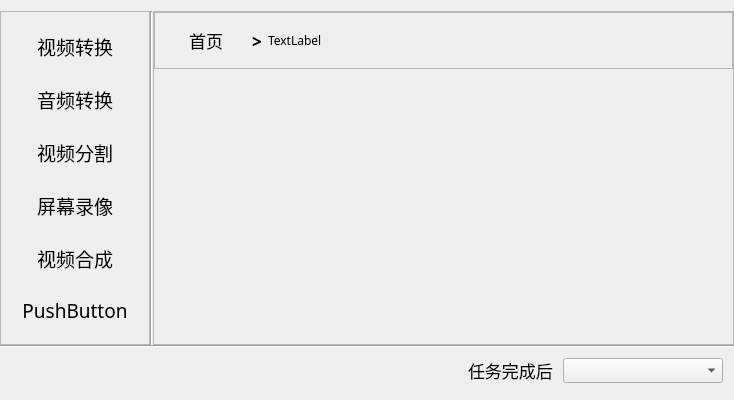
This is VideoTools/AVMainWnd.ui in Mine-Langer/VideoTools as Qt 5 draws it before an edit. The edited form follows.
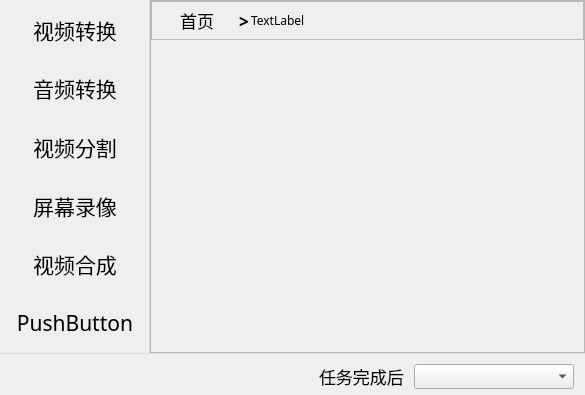
This is the edited form.

The edit to the form file:
```diff
--- a/VideoTools/AVMainWnd.ui
+++ b/VideoTools/AVMainWnd.ui
@@ -6,8 +6,8 @@
    <rect>
     <x>0</x>
     <y>0</y>
-    <width>734</width>
-    <height>400</height>
+    <width>585</width>
+    <height>395</height>
    </rect>
   </property>
   <property name="font">
@@ -25,9 +25,15 @@
    <property name="leftMargin">
     <number>0</number>
    </property>
+   <property name="topMargin">
+    <number>0</number>
+   </property>
    <property name="rightMargin">
     <number>0</number>
    </property>
+   <property name="bottomMargin">
+    <number>0</number>
+   </property>
    <item>
     <widget class="QFrame" name="verticalFrame">
      <layout class="QHBoxLayout" name="horizontalLayout_2">
@@ -65,6 +71,12 @@
           <pointsize>14</pointsize>
          </font>
         </property>
+        <property name="styleSheet">
+         <string notr="true">#frame{
+	border-right:1px solid #DDDDDD;
+	border-top:0px solid #DDDDDD;
+}</string>
+        </property>
         <property name="frameShape">
          <enum>QFrame::StyledPanel</enum>
         </property>
@@ -90,11 +102,17 @@
          <item>
           <widget class="QPushButton" name="btnVideoTrans">
            <property name="sizePolicy">
-            <sizepolicy hsizetype="Preferred" vsizetype="Fixed">
+            <sizepolicy hsizetype="Preferred" vsizetype="Expanding">
              <horstretch>0</horstretch>
              <verstretch>0</verstretch>
             </sizepolicy>
            </property>
+           <property name="font">
+            <font>
+             <family>微软雅黑</family>
+             <pointsize>16</pointsize>
+            </font>
+           </property>
            <property name="text">
             <string>视频转换</string>
            </property>
@@ -112,11 +130,17 @@
          <item>
           <widget class="QPushButton" name="btnAudioTrans">
            <property name="sizePolicy">
-            <sizepolicy hsizetype="Preferred" vsizetype="Fixed">
+            <sizepolicy hsizetype="Preferred" vsizetype="Expanding">
              <horstretch>0</horstretch>
              <verstretch>0</verstretch>
             </sizepolicy>
            </property>
+           <property name="font">
+            <font>
+             <family>微软雅黑</family>
+             <pointsize>16</pointsize>
+            </font>
+           </property>
            <property name="text">
             <string>音频转换</string>
            </property>
@@ -134,11 +158,17 @@
          <item>
           <widget class="QPushButton" name="btnVideoSplit">
            <property name="sizePolicy">
-            <sizepolicy hsizetype="Preferred" vsizetype="Fixed">
+            <sizepolicy hsizetype="Preferred" vsizetype="Expanding">
              <horstretch>0</horstretch>
              <verstretch>0</verstretch>
             </sizepolicy>
            </property>
+           <property name="font">
+            <font>
+             <family>微软雅黑</family>
+             <pointsize>16</pointsize>
+            </font>
+           </property>
            <property name="text">
             <string>视频分割</string>
            </property>
@@ -156,14 +186,15 @@
          <item>
           <widget class="QPushButton" name="btnScreenRecording">
            <property name="sizePolicy">
-            <sizepolicy hsizetype="Preferred" vsizetype="Fixed">
+            <sizepolicy hsizetype="Preferred" vsizetype="Expanding">
              <horstretch>0</horstretch>
              <verstretch>0</verstretch>
             </sizepolicy>
            </property>
            <property name="font">
             <font>
-             <pointsize>14</pointsize>
+             <family>微软雅黑</family>
+             <pointsize>16</pointsize>
             </font>
            </property>
            <property name="text">
@@ -183,11 +214,17 @@
          <item>
           <widget class="QPushButton" name="btnVideoComposite">
            <property name="sizePolicy">
-            <sizepolicy hsizetype="Preferred" vsizetype="Fixed">
+            <sizepolicy hsizetype="Preferred" vsizetype="Expanding">
              <horstretch>0</horstretch>
              <verstretch>0</verstretch>
             </sizepolicy>
            </property>
+           <property name="font">
+            <font>
+             <family>微软雅黑</family>
+             <pointsize>16</pointsize>
+            </font>
+           </property>
            <property name="text">
             <string>视频合成</string>
            </property>
@@ -205,11 +242,17 @@
          <item>
           <widget class="QPushButton" name="pushButton_6">
            <property name="sizePolicy">
-            <sizepolicy hsizetype="Preferred" vsizetype="Fixed">
+            <sizepolicy hsizetype="Preferred" vsizetype="Expanding">
              <horstretch>0</horstretch>
              <verstretch>0</verstretch>
             </sizepolicy>
            </property>
+           <property name="font">
+            <font>
+             <family>微软雅黑</family>
+             <pointsize>16</pointsize>
+            </font>
+           </property>
            <property name="text">
             <string>PushButton</string>
            </property>
@@ -227,13 +270,6 @@
         </layout>
        </widget>
       </item>
-      <item>
-       <widget class="Line" name="line_2">
-        <property name="orientation">
-         <enum>Qt::Vertical</enum>
-        </property>
-       </widget>
-      </item>
       <item>
        <widget class="QFrame" name="frame_2">
         <property name="frameShape">
@@ -273,6 +309,18 @@
             <enum>QFrame::Raised</enum>
            </property>
            <layout class="QHBoxLayout" name="horizontalLayout_3">
+            <property name="spacing">
+             <number>2</number>
+            </property>
+            <property name="leftMargin">
+             <number>5</number>
+            </property>
+            <property name="topMargin">
+             <number>2</number>
+            </property>
+            <property name="bottomMargin">
+             <number>2</number>
+            </property>
             <item>
              <widget class="QPushButton" name="pushButton_7">
               <property name="sizePolicy">
@@ -365,13 +413,6 @@
      </layout>
     </widget>
    </item>
-   <item>
-    <widget class="Line" name="line">
-     <property name="orientation">
-      <enum>Qt::Horizontal</enum>
-     </property>
-    </widget>
-   </item>
    <item>
     <widget class="QFrame" name="horizontalFrame">
      <property name="sizePolicy">
@@ -380,6 +421,12 @@
        <verstretch>0</verstretch>
       </sizepolicy>
      </property>
+     <property name="styleSheet">
+      <string notr="true">#horizontalFrame{
+	border-right:0px solid #DDDDDD;
+	border-top:1px solid #DDDDDD;
+}</string>
+     </property>
      <layout class="QHBoxLayout" name="horizontalLayout">
       <property name="spacing">
        <number>10</number>
```
